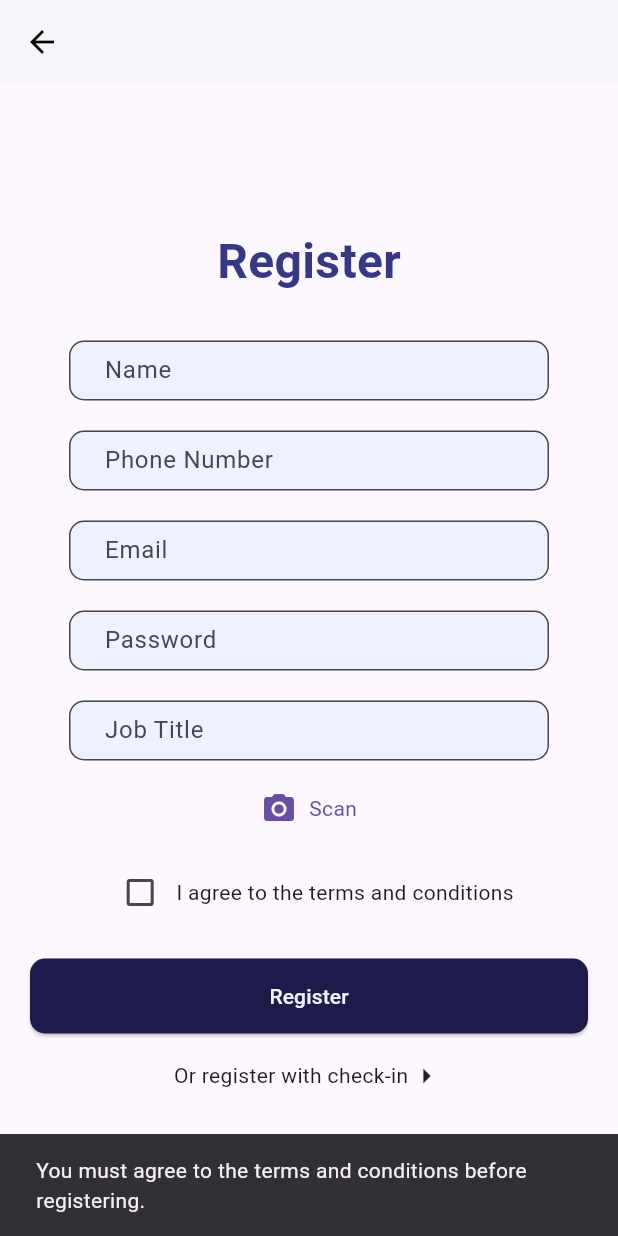
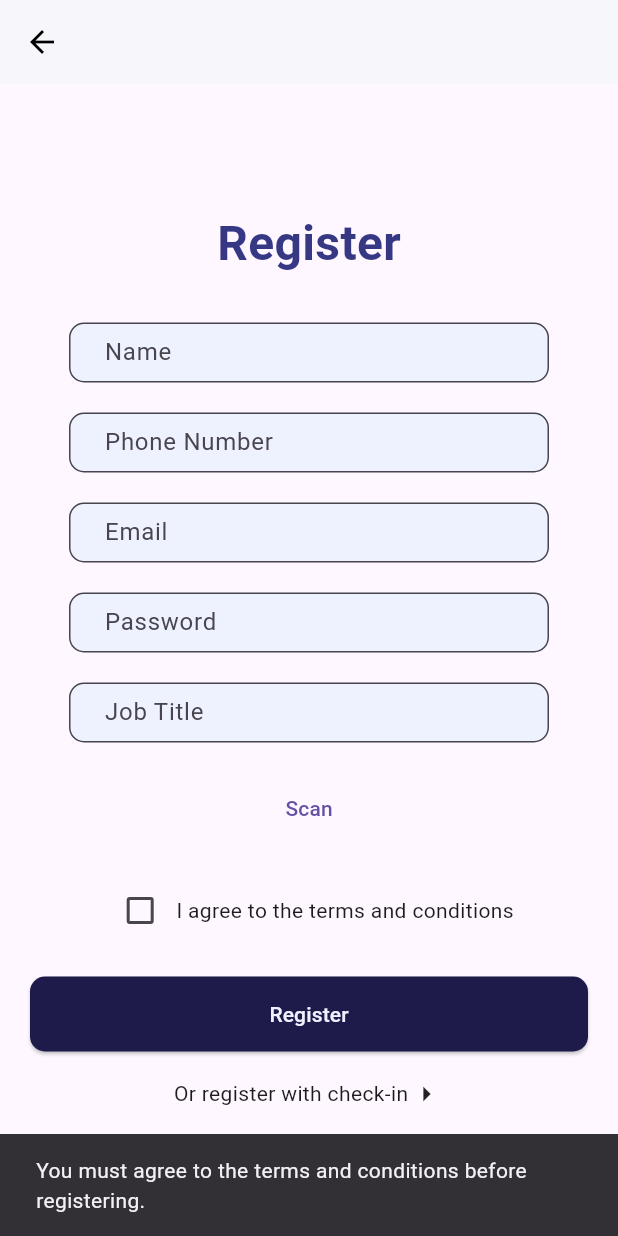
Before and after one commit to mouhana22/mawjood_app, a Flutter app: the RegisterPage screen opened directly, after a tap on "Register", on a phone screen of 412 x 824 dp. Run offline on Flutter 3.47's test engine with Material 3 defaults, Android fonts, the phone set to English and light mode, and no system bars; our stand-ins replace camera, cloud_firestore, firebase_auth, firebase_core, firebase_storage, google_maps_flutter and 1 more; missing offline and left inert: google_mlkit_face_detection, maps_toolkit; accounts and stored records are empty; network calls fail.

Commit message:
Scan camera added, Check-in faceRecoginiton API

```diff
--- a/lib/Screens/RegisterPage.dart
+++ b/lib/Screens/RegisterPage.dart
@@ -1,6 +1,10 @@
+import 'dart:io';
+
+import 'package:firebase_storage/firebase_storage.dart';
 import 'package:flutter/material.dart';
 import 'package:firebase_auth/firebase_auth.dart';
 import 'package:cloud_firestore/cloud_firestore.dart';
+import 'package:image_picker/image_picker.dart';
 import 'package:mawjood_app/widgets/btnTypes.dart';
 import 'package:mawjood_app/widgets/button.dart';
 import 'package:mawjood_app/widgets/inputTextField.dart';
@@ -20,23 +24,34 @@ class _RegisterPageState extends State<RegisterPage> {
   final TextEditingController emailController = TextEditingController();
   final TextEditingController passwordController = TextEditingController();
   final TextEditingController jobController = TextEditingController();
-
+  File? _image;
   bool _agreeToTerms = false;
 
   Future<void> registerUser() async {
     if (!_agreeToTerms) {
       ScaffoldMessenger.of(context).showSnackBar(const SnackBar(
-        content: Text('You must agree to the terms and conditions before registering.'),
+        content: Text(
+            'You must agree to the terms and conditions before registering.'),
+      ));
+      return;
+    } else if (_image == null) {
+      ScaffoldMessenger.of(context).showSnackBar(const SnackBar(
+        content: Text('You must do a scan.'),
       ));
       return;
     }
 
     try {
-      UserCredential userCredential = await _auth.createUserWithEmailAndPassword(
+      UserCredential userCredential =
+          await _auth.createUserWithEmailAndPassword(
         email: emailController.text.trim(),
         password: passwordController.text.trim(),
       );
-
+      String imageName =
+          "${emailController.text.trim()}_${phoneController.text.trim()}.jpg";
+      final storageRef = FirebaseStorage.instance.ref();
+      final storagePath = storageRef.child("requests/$imageName");
+      await storagePath.putFile(File(_image!.path));
       FirebaseFirestore.instance
           .collection('requests')
           .doc(userCredential.user!.uid)
@@ -47,16 +62,30 @@ class _RegisterPageState extends State<RegisterPage> {
         'jobTitle': jobController.text.trim(),
         'admin': false,
         'status': true,
-        'id' : userCredential.user!.uid
+        'id': userCredential.user!.uid,
+        'image_URL': imageName,
       });
 
       ScaffoldMessenger.of(context).showSnackBar(const SnackBar(
-        content: Text('Registration request sent. You will be able to check in when the admin accepts your request.'),
+        content: Text(
+            'Registration request sent. You will be able to check in when the admin accepts your request.'),
       ));
 
       Navigator.pop(context);
     } catch (e) {
-      ScaffoldMessenger.of(context).showSnackBar(SnackBar(content: Text("Failed to register user: $e")));
+      ScaffoldMessenger.of(context)
+          .showSnackBar(SnackBar(content: Text("Failed to register user: $e")));
+    }
+  }
+
+  // Method to pick an image
+  Future<void> pickImage() async {
+    final pickedFile =
+        await ImagePicker().pickImage(source: ImageSource.camera);
+    if (pickedFile != null) {
+      setState(() {
+        _image = File(pickedFile.path);
+      });
     }
   }
 
@@ -128,21 +157,12 @@ class _RegisterPageState extends State<RegisterPage> {
                   width: 320,
                   height: 40,
                 ),
-
                 const SizedBox(height: 20),
-                GestureDetector(
-                  onTap: () {
-                    // add action (camera widget) actiono here later
+                TextButton(
+                  child: const Text('Scan'),
+                  onPressed: () {
+                    pickImage(); // Calls the pickImage method // Call the pickImage method when the button is pressed
                   },
-                  child: Row(
-                    mainAxisSize: MainAxisSize.min,
-                    mainAxisAlignment: MainAxisAlignment.center,
-                    children: [
-                      Icon(Icons.camera_alt, color: Theme.of(context).primaryColor),
-                      const SizedBox(width: 8),
-                      Text("Scan", style: TextStyle(color: Theme.of(context).primaryColor)),
-                    ],
-                  ),
                 ),
                 const SizedBox(height: 20),
                 Row(
@@ -159,7 +179,6 @@ class _RegisterPageState extends State<RegisterPage> {
                     const Text("I agree to the terms and conditions"),
                   ],
                 ),
-
                 const SizedBox(height: 20),
                 Button(
                   text: 'Register',
--- a/pubspec.yaml
+++ b/pubspec.yaml
@@ -48,8 +48,8 @@ dependencies:
   firebase_storage: ^11.6.11
   firebase_in_app_messaging: ^0.7.4+19
   firebase_database: ^10.4.11
-  image_picker: ^1.0.8
-
+  image_picker: ^1.1.0
+  google_mlkit_face_detection: ^0.9.0
 dev_dependencies:
   flutter_test:
     sdk: flutter
```
Also changed, not shown: lib/Screens/home_page.dart (+58 -16 lines), lib/widgets/CameraPreviewWidget.dart (+18 -4 lines), pubspec.lock, 2 other files.
